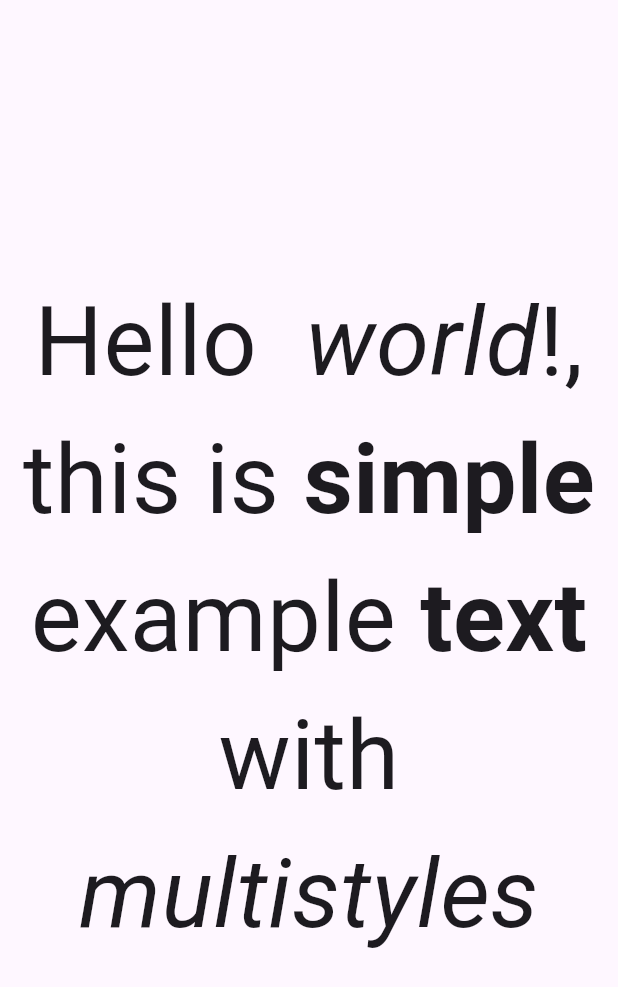
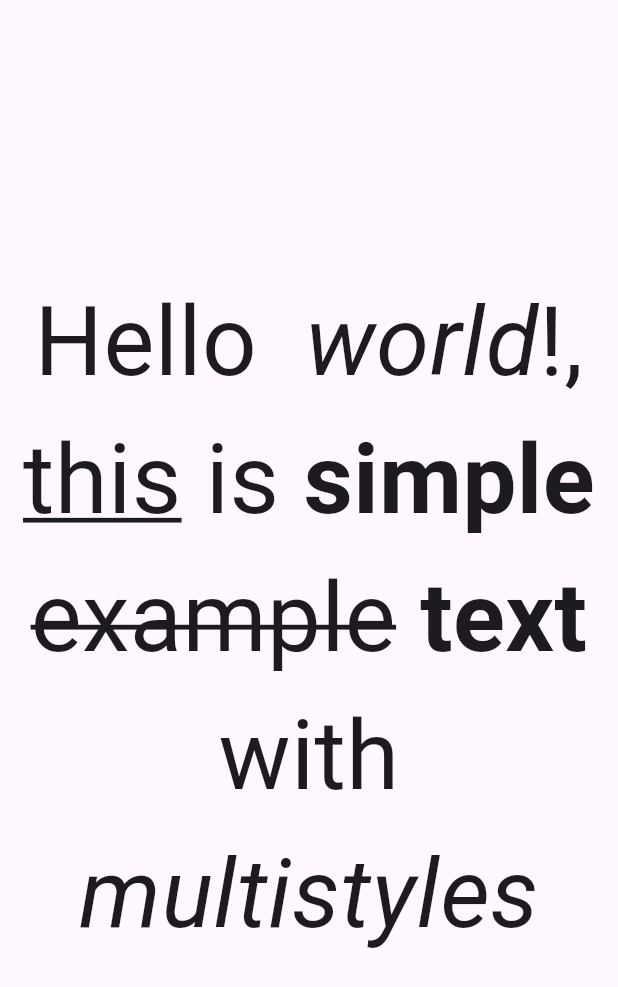
Before and after one commit to EmanoelV/text_plus, a Flutter app: the screen it shows after launch, on a phone screen of 412 x 824 dp. Shown: the top 987 px of the screen. Run offline on Flutter 3.47's test engine with Material 3 defaults, Android fonts, the phone set to English and light mode, and no system bars.

Commit message:
add underline and strikethrough support

```diff
--- a/example/lib/main.dart
+++ b/example/lib/main.dart
@@ -23,7 +23,7 @@ class TextPlusExample extends StatelessWidget {
     return const Scaffold(
       body: Center(
         child: TextPlus(
-          'Hello _ world_!, this is *simple* example *text* with _multistyles_',
+          'Hello _ world_!, ..this.. is *simple* ~example~ *text* with _multistyles_',
           style: TextStyle(fontSize: 64),
           textAlign: TextAlign.center,
         ),
--- a/lib/text_plus_type_entity.dart
+++ b/lib/text_plus_type_entity.dart
@@ -1,12 +1,17 @@
 import 'package:flutter/widgets.dart';
 
 enum TextPlusType {
-  none(''),
-  bold(r'\*(.*?)\*'),
-  italic(r'_(.*?)_');
+  none('', []),
+  bold(r'\*(.*?)\*', ['*']),
+  italic(r'_(.*?)_', ['_']),
+  underline(r'\.\.(.*?)\.\.', ['..']),
+  strikethrough(r'~(.*?)~', ['~']);
 
-  const TextPlusType(this.pattern);
+  const TextPlusType(this.pattern, this.charactersToBeRemoved);
   final String pattern;
+
+  /// characters in the pattern to be removed from the text
+  final List<String> charactersToBeRemoved;
 }
 
 extension TextPlusTypeExtension on TextPlusType {
@@ -21,6 +26,14 @@ extension TextPlusTypeExtension on TextPlusType {
         text: text,
         style: const TextStyle(fontStyle: FontStyle.italic),
       ),
+      'underline': TextSpan(
+        text: text,
+        style: const TextStyle(decoration: TextDecoration.underline),
+      ),
+      'strikethrough': TextSpan(
+        text: text,
+        style: const TextStyle(decoration: TextDecoration.lineThrough),
+      ),
     }[name]!;
   }
 }
--- a/lib/utils/format_text.dart
+++ b/lib/utils/format_text.dart
@@ -20,8 +20,12 @@ List<Map> formatText(String fullText) {
               'type': TextPlusType.none
             });
           }
+
           formattedText.add({
-            'text': text.substring(match.start + 1, match.end - 1),
+            'text': text.substring(
+              match.start + type.charactersToBeRemoved.first.length,
+              match.end - type.charactersToBeRemoved.first.length,
+            ),
             'type': type
           });
           start = match.end;
```
